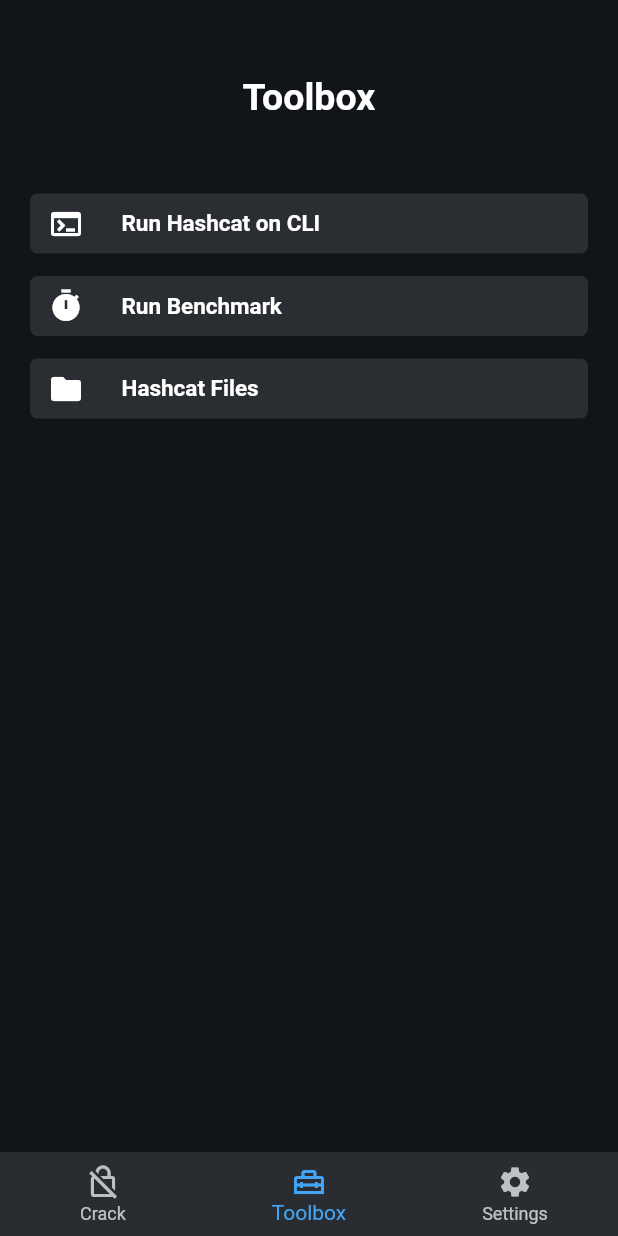
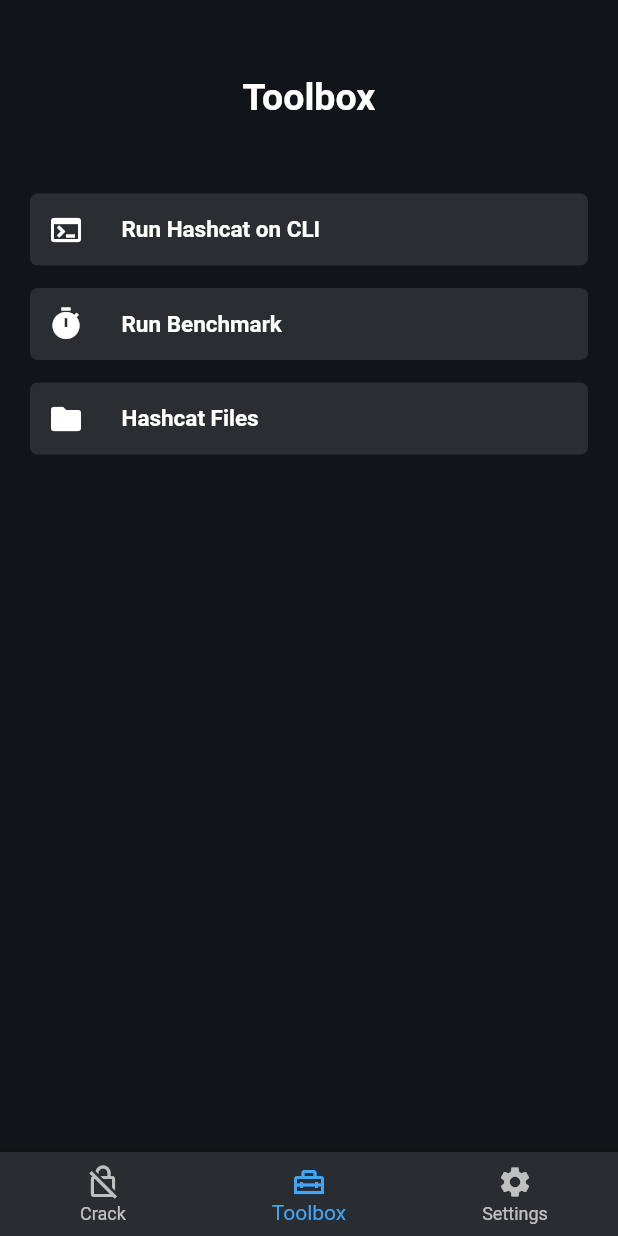
Before and after one commit to NathanKolbas/hashcat-flutter, a Flutter app: the screen it shows after launch, swiped to page 2, on a phone screen of 412 x 824 dp. Run offline on Flutter 3.47's test engine with Material 2 defaults, Android fonts, the phone set to English and light mode, and no system bars; our stand-ins replace file_picker, google_fonts; missing offline and left inert: hashcat_dart, multiselect.

Commit message:
SOme style changes

```diff
--- a/lib/pages/toolbox/toolbox.dart
+++ b/lib/pages/toolbox/toolbox.dart
@@ -10,9 +10,14 @@
       mainAxisAlignment: MainAxisAlignment.start,
       children: <Widget>[
         const SizedBox(height: 50),
-        const Text("Toolbox",
-            style: TextStyle(fontSize: 25, fontWeight: FontWeight.bold)),
+        const Text(
+          "Toolbox",
+          style: TextStyle(fontSize: 25, fontWeight: FontWeight.bold),
+        ),
         const SizedBox(height: 50),
+        SingleChildScrollView(
+          child: Column(
+            children: [
               ToolboxRow(
                   onTap: () {
                     print("CLI click");
@@ -37,6 +42,9 @@
                   label: "Hashcat Files"
               ),
             ],
+          ),
+        ),
+      ],
     );
   }
 }
@@ -58,24 +66,25 @@
     return Container(
       decoration: BoxDecoration(
         borderRadius: BorderRadius.circular(5),
-            color: themeDark.dividerColor),
+        color: themeDark.dividerColor,
+      ),
       child: InkWell(
         onTap: onTap,
         child: Padding(
-            padding: const EdgeInsets.fromLTRB(12, 8, 12, 8),
+          padding: const EdgeInsets.all(12),
           child: Row(
             mainAxisAlignment: MainAxisAlignment.start,
             children: [
               Icon(iconData),
-                  SizedBox(width: 25),
-                  Text(label,
-                      style:
-                      TextStyle(fontSize: 15, fontWeight: FontWeight.bold)),
-                ]
-            )
-            ,
-          )
-          ,
-        ));
+              const SizedBox(width: 25),
+              Text(
+                label,
+                style: const TextStyle(fontSize: 15, fontWeight: FontWeight.bold),
+              ),
+            ],
+          ),
+        ),
+      ),
+    );
   }
 }
```
Lines whose indentation alone changed are shown as unchanged.
